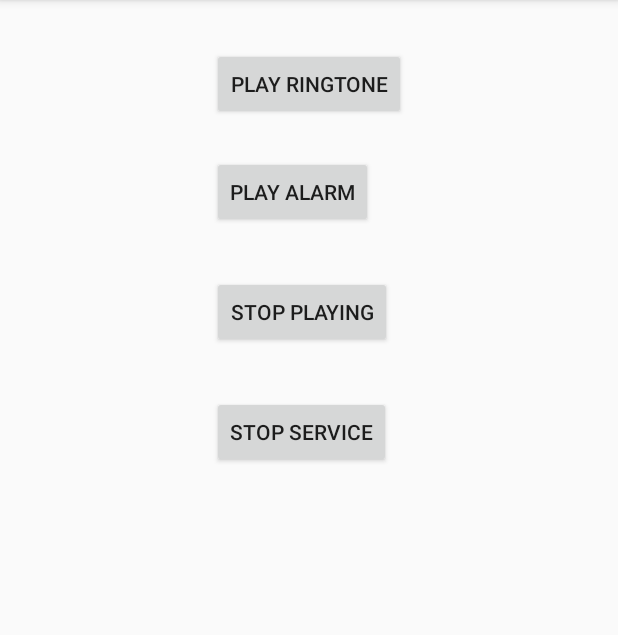
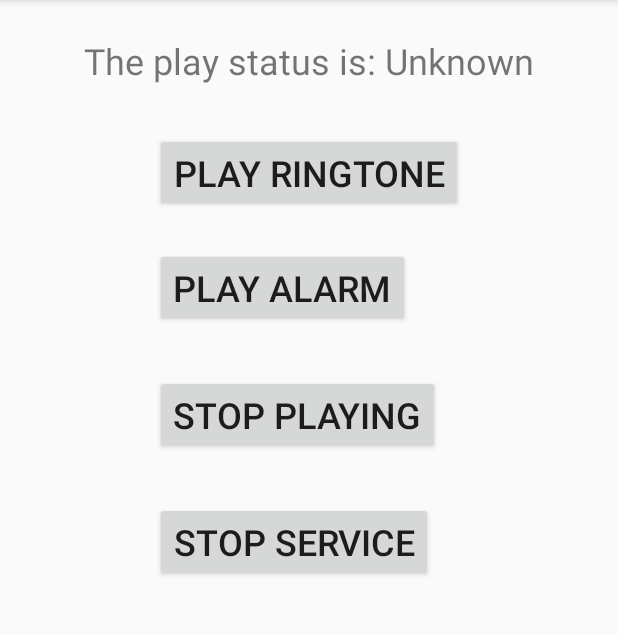
Before and after one commit to asheshb/ServiceExample, an Android app: the screen it shows after launch (MainActivity), on a phone screen of 412 x 824 dp, the part 84-719 px from its top. Run offline under Robolectric (Android 15) with nearby library versions, the phone set to English and light mode, and no system bars.

Commit message:
Initial Commit

```diff
--- a/app/src/main/AndroidManifest.xml
+++ b/app/src/main/AndroidManifest.xml
@@ -25,8 +25,6 @@
         <receiver android:name=".MyBroadcastReceiver" android:enabled="true" android:exported="true">
             <intent-filter>
                 <action android:name="android.intent.action.LOCALE_CHANGED" />
-
-                <action android:name="com.example.serviceexample.PLAY_STATUS" />
             </intent-filter>
         </receiver>
         <service
--- a/app/src/main/java/com/example/serviceexample/MainActivity.kt
+++ b/app/src/main/java/com/example/serviceexample/MainActivity.kt
@@ -1,11 +1,14 @@
 package com.example.serviceexample
 
+import android.content.BroadcastReceiver
+import android.content.Context
 import android.content.Intent
+import android.content.IntentFilter
 import android.os.Bundle
 import androidx.appcompat.app.AppCompatActivity
 import androidx.core.content.ContextCompat
+import androidx.localbroadcastmanager.content.LocalBroadcastManager
 import kotlinx.android.synthetic.main.activity_main.*
-import 	androidx.localbroadcastmanager.content.LocalBroadcastManager
 const val ACTION_KEY = "ACTION_KEY"
 enum class MusicAction{
     STOP
@@ -16,22 +19,33 @@ enum class MusicPlay{
     RINGTONE,
     ALARM
 }
+
+const val BROADCAST_ACTION_PLAY_STATUS = "BROADCAST_ACTION_PLAY_STATUS"
+const val BROADCAST_ACTION_PLAY_MESSAGE = "BROADCAST_ACTION_PLAY_MESSAGE"
+
 class MainActivity : AppCompatActivity() {
+
+    val broadcastReceiver = object : BroadcastReceiver() {
+        override fun onReceive(contxt: Context?, intent: Intent?) {
+            when (intent?.action) {
+                BROADCAST_ACTION_PLAY_STATUS -> play_status.text =
+                    getString(R.string.play_status_text, intent.getStringExtra(BROADCAST_ACTION_PLAY_MESSAGE))
+            }
+        }
+    }
 
     override fun onCreate(savedInstanceState: Bundle?) {
         super.onCreate(savedInstanceState)
         setContentView(R.layout.activity_main)
 
+        LocalBroadcastManager.getInstance(this)
+            .registerReceiver(broadcastReceiver, IntentFilter(BROADCAST_ACTION_PLAY_STATUS))
+
+
         play_ringtone.setOnClickListener{
             ContextCompat.startForegroundService(this, Intent(this, MyService::class.java).apply {
                 putExtra(PLAY_KEY, MusicPlay.RINGTONE.name)
             })
-
-            Intent().also { intent ->
-                intent.action = "com.example.serviceexample.PLAY_STATUS"
-
-                sendBroadcast(intent)
-            }
         }
 
         play_alarm.setOnClickListener{
@@ -50,4 +64,11 @@ class MainActivity : AppCompatActivity() {
             stopService(Intent(this, MyService::class.java))
         }
     }
+
+    override fun onDestroy() {
+        super.onDestroy()
+
+        LocalBroadcastManager.getInstance(this)
+            .unregisterReceiver(broadcastReceiver)
+    }
 }
--- a/app/src/main/res/layout/activity_main.xml
+++ b/app/src/main/res/layout/activity_main.xml
@@ -12,6 +12,7 @@
         android:layout_height="wrap_content"
         android:layout_marginTop="32dp"
         android:text="@string/stop_playing"
+        android:textSize="24sp"
         app:layout_constraintStart_toStartOf="@+id/play_ringtone"
         app:layout_constraintTop_toBottomOf="@+id/play_alarm" />
 
@@ -21,6 +22,7 @@
         android:layout_height="wrap_content"
         android:layout_marginTop="32dp"
         android:text="@string/stop_service"
+        android:textSize="24sp"
         app:layout_constraintStart_toStartOf="@+id/play_ringtone"
         app:layout_constraintTop_toBottomOf="@+id/stop_playing" />
 
@@ -30,6 +32,7 @@
         android:layout_height="wrap_content"
         android:layout_marginTop="24dp"
         android:text="@string/play_alarm"
+        android:textSize="24sp"
         app:layout_constraintStart_toStartOf="@+id/play_ringtone"
         app:layout_constraintTop_toBottomOf="@+id/play_ringtone" />
 
@@ -39,6 +42,18 @@
         android:layout_height="wrap_content"
         android:layout_marginTop="32dp"
         android:text="@string/play_ringtone"
+        android:textSize="24sp"
+        app:layout_constraintEnd_toEndOf="parent"
+        app:layout_constraintStart_toStartOf="parent"
+        app:layout_constraintTop_toBottomOf="@+id/play_status" />
+
+    <TextView
+        android:id="@+id/play_status"
+        android:layout_width="wrap_content"
+        android:layout_height="wrap_content"
+        android:layout_marginTop="24dp"
+        android:text="@string/play_status_text_default"
+        android:textSize="24sp"
         app:layout_constraintEnd_toEndOf="parent"
         app:layout_constraintStart_toStartOf="parent"
         app:layout_constraintTop_toTopOf="parent" />
--- a/app/src/main/res/values/strings.xml
+++ b/app/src/main/res/values/strings.xml
@@ -4,4 +4,7 @@
     <string name="play_alarm">Play Alarm</string>
     <string name="play_ringtone">Play RingTone</string>
     <string name="stop_service">Stop Service</string>
+
+    <string name="play_status_text_default">The play status is: Unknown</string>
+    <string name="play_status_text">The play status is: %1$s</string>
 </resources>
```
Also changed, not shown: app/build.gradle (+7 -4 lines), app/src/main/java/com/example/serviceexample/MyService.kt (+15 -2 lines).
